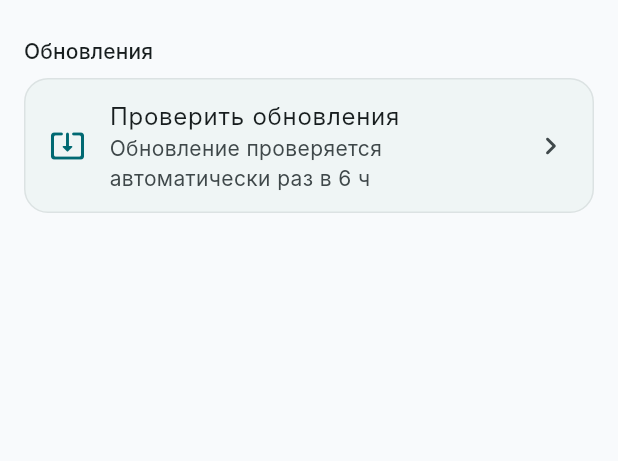
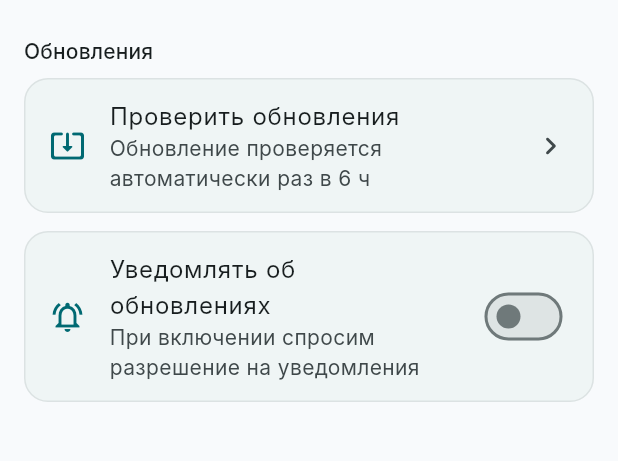
Before and after one commit to dessanhemrayev/SciList, a Flutter app: the screen it shows after launch, after a tap on "Найти журнал", after a tap on the "settings" icon, on a phone screen of 412 x 824 dp, the part 222-683 px from its top. Run offline on Flutter 3.47's test engine with Material 3 defaults, Android fonts, the light colour scheme and no system bars; our stand-ins replace dio, firebase_core, firebase_messaging, flutter_animate, go_router, package_info_plus and 1 more; accounts and stored records are empty; network calls fail; Roboto replaces fonts that are missing (Inter).

Commit message:
feat: add push notification support using Firebase Cloud Messaging
- Introduced PushConstants for managing push notification settings.
- Implemented PushService as a wrapper around Firebase Cloud Messaging.
- Created PushProvider to manage push notification state and user preferences.
- Updated main.dart to include PushProvider in the app's provider tree.
- Added UpdatePrompt widget to show update dialogs triggered by push notifications.
- Enhanced SettingsScreen to allow users to enable/disable push notifications.
- Implemented tests for PushProvider to ensure correct functionality.
- Updated app routing to support showing dialogs from outside the Navigator.
- Registered Firebase plugins for macOS and Windows.
- Updated pubspec.yaml and pubspec.lock to include firebase_core and firebase_messaging dependencies.

```diff
--- /dev/null
+++ b/lib/core/constants/push_constants.dart
@@ -0,0 +1,8 @@
+class PushConstants {
+  /// Общий топик, в который workflow шлёт сообщения о новых релизах.
+  /// Должен совпадать с топиком в `.github/workflows/release.yml`.
+  static const String topic = 'updates';
+
+  /// Включил ли пользователь уведомления в настройках.
+  static const String enabledKey = 'push_updates_enabled';
+}
--- /dev/null
+++ b/lib/data/services/push_service.dart
@@ -0,0 +1,112 @@
+import 'package:firebase_core/firebase_core.dart';
+import 'package:firebase_messaging/firebase_messaging.dart';
+
+import '../../core/constants/push_constants.dart';
+
+/// Тонкая обёртка над Firebase Cloud Messaging.
+///
+/// Свой бэкенд и хранилище токенов не нужны: приложение подписывается на общий
+/// топик [PushConstants.topic], а отправляет в него сервисный аккаунт из CI
+/// (см. `docs/fcm-update-notifications.md`).
+///
+/// Любая ошибка гасится и оставляет [isAvailable] равным false: push дополняет
+/// проверку обновлений при запуске и не должен ломать запуск. Именно так себя
+/// ведёт приложение на устройствах без Google Play Services.
+class PushService {
+  /// [messaging] внедряется только в тестах: конструктор не должен
+  /// обращаться к платформе, иначе сервис нельзя подменить фейком.
+  PushService({FirebaseMessaging? messaging}) : _messagingOverride = messaging;
+
+  final FirebaseMessaging? _messagingOverride;
+
+  bool _initialized = false;
+  bool _available = false;
+
+  /// Потоки в firebase_messaging статические, поэтому подменяется только
+  /// объект с методами.
+  FirebaseMessaging get _messaging =>
+      _messagingOverride ?? FirebaseMessaging.instance;
+
+  /// Готов ли FCM к работе: нет `google-services.json`, нет Google Play
+  /// Services или платформа не поддерживается.
+  bool get isAvailable => _available;
+
+  /// Без файла `google-services.json` падает даже на устройстве с
+  /// Google Play Services, поэтому ошибка не пробрасывается.
+  Future<void> initialize() async {
+    if (_initialized) return;
+    _initialized = true;
+    try {
+      await Firebase.initializeApp();
+      _available = true;
+    } catch (_) {
+      _available = false;
+    }
+  }
+
+  /// Сообщение, по которому открыли приложение из уведомления, когда оно
+  /// было закрыто. Возвращается один раз.
+  Future<RemoteMessage?> takeInitialMessage() async {
+    if (!_available) return null;
+    try {
+      return await _messaging.getInitialMessage();
+    } catch (_) {
+      return null;
+    }
+  }
+
+  /// Сообщение пришло, пока приложение открыто: уведомление в трее Android
+  /// в этом случае не показывается, диалог строит приложение.
+  Stream<RemoteMessage> get onMessage => _available
+      ? FirebaseMessaging.onMessage
+      : const Stream<RemoteMessage>.empty();
+
+  /// Тап по уведомлению, когда приложение было свёрнуто.
+  Stream<RemoteMessage> get onMessageOpened => _available
+      ? FirebaseMessaging.onMessageOpenedApp
+      : const Stream<RemoteMessage>.empty();
+
+  /// Уже выданное разрешение: чтобы не показывать системный диалог повторно.
+  Future<bool> hasPermission() async {
+    if (!_available) return false;
+    try {
+      return _isGranted(await _messaging.getNotificationSettings());
+    } catch (_) {
+      return false;
+    }
+  }
+
+  /// Android 13+ требует POST_NOTIFICATIONS. Спрашиваем только в момент
+  /// включения переключателя в настройках, при старте приложения — никогда.
+  Future<bool> requestPermission() async {
+    if (!_available) return false;
+    try {
+      return _isGranted(await _messaging.requestPermission());
+    } catch (_) {
+      return false;
+    }
+  }
+
+  Future<void> subscribe() async {
+    if (!_available) return;
+    try {
+      await _messaging.subscribeToTopic(PushConstants.topic);
+    } catch (_) {
+      // Подписка не удалась — уведомления просто не придут
+    }
+  }
+
+  Future<void> unsubscribe() async {
+    if (!_available) return;
+    try {
+      await _messaging.unsubscribeFromTopic(PushConstants.topic);
+    } catch (_) {
+      // То же самое: отписка не удалась, уведомления продолжат приходить
+    }
+  }
+
+  static bool _isGranted(NotificationSettings settings) {
+    return settings.authorizationStatus == AuthorizationStatus.authorized ||
+        settings.authorizationStatus == AuthorizationStatus.provisional;
+  }
+}
--- a/lib/main.dart
+++ b/lib/main.dart
@@ -7,7 +7,9 @@ import 'presentation/routes/app_router.dart';
 import 'presentation/providers/journal_provider.dart';
 import 'presentation/providers/history_provider.dart';
 import 'presentation/providers/favorites_provider.dart';
+import 'presentation/providers/push_provider.dart';
 import 'presentation/providers/update_provider.dart';
+import 'presentation/widgets/update/update_prompt.dart';
 import 'core/theme/app_theme.dart';
 
 Future<void> main() async {
@@ -38,6 +40,9 @@ Future<void> main() async {
         ChangeNotifierProvider(
           create: (_) => UpdateProvider(prefs),
         ),
+        ChangeNotifierProvider(
+          create: (_) => PushProvider(prefs),
+        ),
       ],
       child: const SciListApp(),
     ),
@@ -57,13 +62,15 @@ class SciListApp extends StatelessWidget {
       themeMode: ThemeMode.system,
       routerConfig: appRouter,
       builder: (context, child) {
-        return MediaQuery(
-          data: MediaQuery.of(context).copyWith(
-            textScaler: TextScaler.linear(
-              MediaQuery.of(context).textScaler.scale(1.0).clamp(0.85, 1.3),
+        return UpdatePrompt(
+          child: MediaQuery(
+            data: MediaQuery.of(context).copyWith(
+              textScaler: TextScaler.linear(
+                MediaQuery.of(context).textScaler.scale(1.0).clamp(0.85, 1.3),
+              ),
             ),
+            child: child!,
           ),
-          child: child!,
         );
       },
     );
--- /dev/null
+++ b/lib/presentation/providers/push_provider.dart
@@ -0,0 +1,141 @@
+import 'dart:async';
+
+import 'package:firebase_messaging/firebase_messaging.dart';
+import 'package:flutter/foundation.dart';
+import 'package:shared_preferences/shared_preferences.dart';
+
+import '../../core/constants/push_constants.dart';
+import '../../data/services/push_service.dart';
+
+enum PushToggleResult {
+  /// Состояние переключателя применено.
+  updated,
+
+  /// Пользователь не разрешил уведомления.
+  permissionDenied,
+
+  /// На устройстве нет Google Play Services или файла `google-services.json`.
+  unavailable,
+}
+
+/// Состояние push-уведомлений о новых релизах.
+///
+/// По умолчанию выключено: разрешение `POST_NOTIFICATIONS` спрашивается не при
+/// старте, а в момент, когда пользователь включает переключатель в настройках.
+///
+/// Пришедшие сообщения складываются в очередь: push может прийти раньше, чем
+/// подпишется виджет, который показывает диалог.
+class PushProvider extends ChangeNotifier {
+  PushProvider(this._prefs, {PushService? service})
+      : _service = service ?? PushService() {
+    _enabled = _prefs.getBool(PushConstants.enabledKey) ?? false;
+    unawaited(_initialize());
+  }
+
+  final SharedPreferences _prefs;
+  final PushService _service;
+
+  final List<RemoteMessage> _messages = [];
+  StreamSubscription<RemoteMessage>? _messageSub;
+  StreamSubscription<RemoteMessage>? _messageOpenedSub;
+
+  bool _enabled = false;
+  bool _isBusy = false;
+  bool _permissionGranted = false;
+
+  /// Сохранённое намерение пользователя.
+  bool get isEnabled => _enabled;
+
+  /// Уведомления действительно включены: FCM работает, подписка есть и
+  /// разрешение ещё не отозвано в системных настройках.
+  bool get isActive =>
+      _enabled && _service.isAvailable && _permissionGranted;
+
+  bool get isAvailable => _service.isAvailable;
+  bool get isBusy => _isBusy;
+  bool get hasMessages => _messages.isNotEmpty;
+
+  /// Перечитать разрешение. Пользователь мог отозвать его в системных
+  /// настройках, а переключатель об этом не узнает сам. Вызывается при
+  /// открытии настроек, где переключатель и виден.
+  Future<void> refreshPermission() async {
+    if (!_service.isAvailable) return;
+    final granted = await _service.hasPermission();
+    if (_permissionGranted == granted) return;
+    _permissionGranted = granted;
+    notifyListeners();
+  }
+
+  /// Забрать очередное сообщение, [hasMessages] сообщает, есть ли что забирать.
+  RemoteMessage? takeMessage() {
+    if (_messages.isEmpty) return null;
+    return _messages.removeAt(0);
+  }
+
+  /// Включает или выключает уведомления. При включении сначала спрашивается
+  /// разрешение: без него Android 13+ не покажет уведомления, а подписка
+  /// на топик без разрешения бессмысленна.
+  Future<PushToggleResult> setEnabled(bool value) async {
+    if (_isBusy) return PushToggleResult.updated;
+    _isBusy = true;
+    notifyListeners();
+
+    try {
+      if (!value) {
+        await _service.unsubscribe();
+        return await _store(false);
+      }
+
+      if (!_service.isAvailable) return PushToggleResult.unavailable;
+
+      final granted = await _service.hasPermission() ||
+          await _service.requestPermission();
+      _permissionGranted = granted;
+      if (!granted) return PushToggleResult.permissionDenied;
+
+      await _service.subscribe();
+      return await _store(true);
+    } finally {
+      _isBusy = false;
+      notifyListeners();
+    }
+  }
+
+  Future<PushToggleResult> _store(bool value) async {
+    _enabled = value;
+    await _prefs.setBool(PushConstants.enabledKey, value);
+    return PushToggleResult.updated;
+  }
+
+  Future<void> _initialize() async {
+    await _service.initialize();
+    if (!_service.isAvailable) {
+      notifyListeners();
+      return;
+    }
+
+    // Разрешение могли отозвать, пока приложение не запускалось
+    if (_enabled) _permissionGranted = await _service.hasPermission();
+
+    _messageSub = _service.onMessage.listen(_enqueue);
+    _messageOpenedSub = _service.onMessageOpened.listen(_enqueue);
+
+    final initial = await _service.takeInitialMessage();
+    // Сообщение из уведомления попадает в ту же очередь, что и остальные.
+    // Одно уведомление подписчиков покрывает и появление isAvailable.
+    if (initial != null) _messages.add(initial);
+    notifyListeners();
+  }
+
+  void _enqueue(RemoteMessage message) {
+    _messages.add(message);
+    notifyListeners();
+  }
+
+  @override
+  void dispose() {
+    unawaited(_messageSub?.cancel());
+    unawaited(_messageOpenedSub?.cancel());
+    super.dispose();
+  }
+}
--- a/lib/presentation/providers/update_provider.dart
+++ b/lib/presentation/providers/update_provider.dart
@@ -53,15 +53,34 @@ class UpdateProvider extends ChangeNotifier {
     return _prefs.getString(UpdateConstants.skippedVersionKey) == version;
   }
 
+  /// Версии, для которых диалог уже предлагался в этой сессии.
+  ///
+  /// При запуске из уведомления срабатывают две проверки одновременно — при
+  /// старте и по push, — и без этого диалоги открылись бы друг на друге.
+  final Set<String> _promptedVersions = <String>{};
+
   /// Проверка при старте: не чаще раза в [checkInterval].
   /// Возвращает обновление, о котором стоит показать диалог, иначе null.
   Future<UpdateInfo?> checkOnStartup() async {
     if (!isCheckDue) return null;
 
     final result = await checkForUpdates();
-    final update = _availableUpdate;
-    if (result != UpdateCheckResult.updateAvailable || update == null) return null;
-    if (isSkipped(update.version)) return null;
+    return _claimForPrompt(result, _availableUpdate);
+  }
+
+  /// Проверка по push-уведомлению: таймер игнорируется, но пропущенная
+  /// пользователем версия по-прежнему не предлагается.
+  Future<UpdateInfo?> checkFromPush() async {
+    final result = await checkForUpdates(force: true);
+    return _claimForPrompt(result, _availableUpdate);
+  }
+
+  /// Отдаёт версию под диалог ровно один раз: пропущенную пользователем,
+  /// уже показанную или при неудачной проверке — нет.
+  UpdateInfo? _claimForPrompt(UpdateCheckResult result, UpdateInfo? update) {
+    if (result != UpdateCheckResult.updateAvailable) return null;
+    if (update == null || isSkipped(update.version)) return null;
+    if (!_promptedVersions.add(update.version)) return null;
     return update;
   }
 
--- a/lib/presentation/routes/app_router.dart
+++ b/lib/presentation/routes/app_router.dart
@@ -1,3 +1,4 @@
+import 'package:flutter/widgets.dart';
 import 'package:go_router/go_router.dart';
 import '../../presentation/screens/home_screen.dart';
 import '../../presentation/screens/journal_detail_screen.dart';
@@ -5,7 +6,12 @@ import '../../presentation/screens/history_screen.dart';
 import '../../presentation/screens/favorites_screen.dart';
 import '../../presentation/screens/settings_screen.dart';
 
+/// Корневой навигатор. Нужен, чтобы показать диалог об обновлении из
+/// виджета, стоящего выше Navigator (см. `update_prompt.dart`).
+final GlobalKey<NavigatorState> rootNavigatorKey = GlobalKey<NavigatorState>();
+
 final GoRouter appRouter = GoRouter(
+  navigatorKey: rootNavigatorKey,
   initialLocation: '/',
   routes: [
     GoRoute(
--- a/lib/presentation/screens/settings_screen.dart
+++ b/lib/presentation/screens/settings_screen.dart
@@ -1,11 +1,27 @@
 import 'package:flutter/material.dart';
 import 'package:provider/provider.dart';
+import '../providers/push_provider.dart';
 import '../providers/update_provider.dart';
 import '../widgets/common/custom_app_bar.dart';
 import '../widgets/update/update_dialog.dart';
 
-class SettingsScreen extends StatelessWidget {
+class SettingsScreen extends StatefulWidget {
   const SettingsScreen({super.key});
+
+  @override
+  State<SettingsScreen> createState() => _SettingsScreenState();
+}
+
+class _SettingsScreenState extends State<SettingsScreen> {
+  @override
+  void initState() {
+    super.initState();
+    // Разрешение на уведомления могли отозвать в системных настройках —
+    // иначе переключатель врал бы, что уведомления включены
+    WidgetsBinding.instance.addPostFrameCallback(
+      (_) => context.read<PushProvider>().refreshPermission(),
+    );
+  }
 
   @override
   Widget build(BuildContext context) {
@@ -90,9 +106,69 @@ class SettingsScreen extends StatelessWidget {
               );
             },
           ),
+          const SizedBox(height: 12),
+          Consumer<PushProvider>(
+            builder: (context, provider, _) {
+              return Container(
+                decoration: BoxDecoration(
+                  color: colorScheme.surfaceContainerLow,
+                  borderRadius: BorderRadius.circular(16),
+                  border: Border.all(
+                    color: colorScheme.outline.withValues(alpha: 0.15),
+                  ),
+                ),
+                child: SwitchListTile(
+                  secondary: Icon(
+                    Icons.notifications_active_outlined,
+                    color: colorScheme.primary,
+                  ),
+                  title: const Text('Уведомлять об обновлениях'),
+                  subtitle: Text(_pushSubtitle(provider)),
+                  value: provider.isActive,
+                  onChanged: provider.isBusy || !provider.isAvailable
+                      ? null
+                      : (value) => _setPushEnabled(context, provider, value),
+                ),
+              );
+            },
+          ),
         ],
       ),
     );
+  }
+
+  String _pushSubtitle(PushProvider provider) {
+    if (!provider.isAvailable) {
+      return 'Push-уведомления на этом устройстве недоступны';
+    }
+    if (provider.isActive) {
+      return 'Придёт уведомление, когда выйдет новый релиз';
+    }
+    return 'При включении спросим разрешение на уведомления';
+  }
+
+  Future<void> _setPushEnabled(
+    BuildContext context,
+    PushProvider provider,
+    bool value,
+  ) async {
+    final messenger = ScaffoldMessenger.of(context);
+    final result = await provider.setEnabled(value);
+
+    if (!context.mounted) return;
+
+    switch (result) {
+      case PushToggleResult.updated:
+        break;
+      case PushToggleResult.permissionDenied:
+        messenger.showSnackBar(
+          const SnackBar(content: Text('Без разрешения уведомления показать нечем')),
+        );
+      case PushToggleResult.unavailable:
+        messenger.showSnackBar(
+          const SnackBar(content: Text('Push-уведомления недоступны на этом устройстве')),
+        );
+    }
   }
 
   Future<void> _checkForUpdates(BuildContext context) async {
--- /dev/null
+++ b/lib/presentation/widgets/update/update_prompt.dart
@@ -0,0 +1,77 @@
+import 'dart:async';
+
+import 'package:flutter/material.dart';
+import 'package:provider/provider.dart';
+
+import '../../providers/push_provider.dart';
+import '../../providers/update_provider.dart';
+import '../../routes/app_router.dart';
+import 'update_dialog.dart';
+
+/// Показывает диалог об обновлении, когда пришло push-сообщение.
+///
+/// Стоит внутри `MaterialApp.builder`, то есть выше Navigator, поэтому диалог
+/// показывается через [rootNavigatorKey]. Провайдеры при этом доступны: они
+/// созданы выше `MaterialApp`.
+class UpdatePrompt extends StatefulWidget {
+  const UpdatePrompt({super.key, required this.child});
+
+  final Widget child;
+
+  @override
+  State<UpdatePrompt> createState() => _UpdatePromptState();
+}
+
+class _UpdatePromptState extends State<UpdatePrompt> {
+  PushProvider? _push;
+  bool _isShowing = false;
+
+  @override
+  void initState() {
+    super.initState();
+    _push = context.read<PushProvider>()..addListener(_onPushChanged);
+    // Сообщение, по которому открыли приложение, попадает в очередь при
+    // инициализации FCM — она успевает позже первого кадра.
+    WidgetsBinding.instance.addPostFrameCallback((_) => _onPushChanged());
+  }
+
+  @override
+  void dispose() {
+    _push?.removeListener(_onPushChanged);
+    super.dispose();
+  }
+
+  void _onPushChanged() {
+    if (_isShowing || !mounted || _push?.hasMessages != true) return;
+    unawaited(_showNext());
+  }
+
+  Future<void> _showNext() async {
+    final message = _push?.takeMessage();
+    if (message == null) return;
+    _isShowing = true;
+
+    try {
+      // Данным из push не доверяем: версию, заметки и ссылку на APK берём из
+      // GitHub API, как при обычной проверке. «Пропустить версию» работает
+      // так же, то есть пропущенный релиз повторно не предлагается.
+      final updates = context.read<UpdateProvider>();
+      final navigatorContext = rootNavigatorKey.currentContext;
+      final update = await updates.checkFromPush();
+
+      if (update != null &&
+          navigatorContext != null &&
+          navigatorContext.mounted) {
+        await presentUpdateDialog(navigatorContext, update);
+      }
+    } finally {
+      _isShowing = false;
+    }
+
+    // Пока был открыт диалог, могли прийти ещё сообщения
+    if (mounted) _onPushChanged();
+  }
+
+  @override
+  Widget build(BuildContext context) => widget.child;
+}
--- a/pubspec.yaml
+++ b/pubspec.yaml
@@ -19,6 +19,8 @@ dependencies:
   cached_network_image: ^4.0.4
   url_launcher: ^6.2.0
   package_info_plus: ^9.0.1
+  firebase_core: ^4.15.0
+  firebase_messaging: ^16.7.0
 
 dev_dependencies:
   flutter_test:
```
Also changed, not shown: pubspec.lock, 13 other files.
